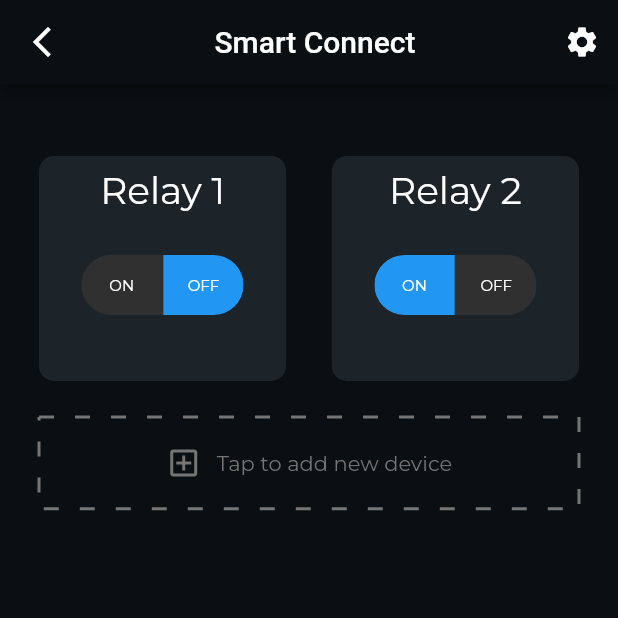
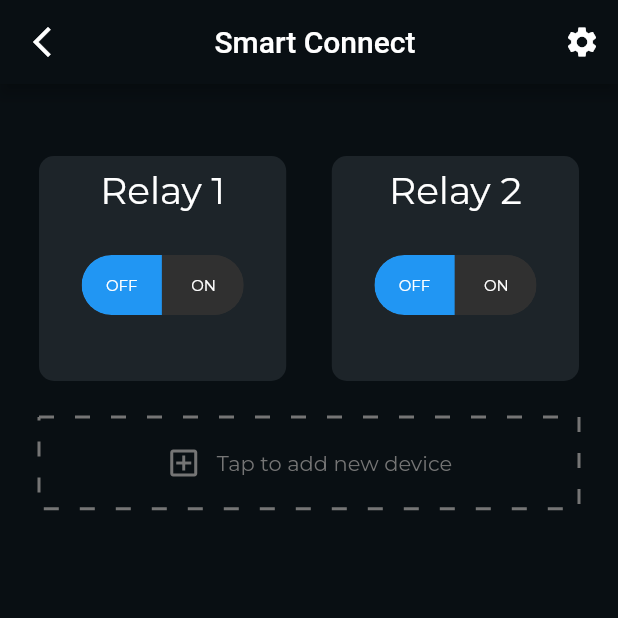
Before and after one commit to Akhash16/foka_app_v1, a Flutter app: the SmartConnet screen opened by its route, after a tap on "OFF", on a phone screen of 412 x 824 dp, the top half of it. Run offline on Flutter 3.47's test engine with Material 2 defaults, Android fonts, the phone set to English and light mode, and no system bars; drawn by our look-alikes of dotted_border, toggle_switch; our stand-ins replace auto_size_text, carousel_slider, firebase_auth, firebase_core, google_fonts, liquid_progress_indicator and 2 more; missing offline and left inert: dart:ffi, fab_circular_menu, mqtt_client, progresso, slide_to_confirm; accounts and stored records are empty; network calls fail.

```diff
--- a/lib/main.dart
+++ b/lib/main.dart
@@ -34,7 +34,7 @@ class MyApp extends StatelessWidget {
         ),
       ),
       title: "Foka Tech",
-      initialRoute: THSScreen.id,
+      initialRoute: HomeScreen.id,
       routes: {
         LoginScreen.id: (context) => const LoginScreen(),
         RegisterScreen.id: (context) => const RegisterScreen(),
--- a/lib/screens/login_screen.dart
+++ b/lib/screens/login_screen.dart
@@ -4,6 +4,7 @@ import 'package:foka_app_v1/components/constants.dart';
 import 'package:foka_app_v1/components/error_alert.dart';
 import 'package:foka_app_v1/components/rounded_button.dart';
 import 'package:foka_app_v1/screens/forgot_password.dart';
+import 'package:foka_app_v1/screens/onboarding.dart';
 import 'package:foka_app_v1/screens/register_screen.dart';
 import 'package:google_fonts/google_fonts.dart';
 
@@ -232,6 +233,7 @@ class _LoginScreenState extends State<LoginScreen> {
                                   isPasswordMissing = false;
                                 });
                                 FirebaseAuth.instance.signInWithEmailAndPassword(email: email, password: password);
+                                Navigator.popAndPushNamed(context, Onboarding.id);
                               } else {
                                 setState(() {
                                   isPasswordMissing = true;
--- a/lib/screens/smart_connect.dart
+++ b/lib/screens/smart_connect.dart
@@ -1,7 +1,10 @@
 import 'package:dotted_border/dotted_border.dart';
 import 'package:flutter/material.dart';
+import 'package:foka_app_v1/main.dart';
 import 'package:google_fonts/google_fonts.dart';
 import 'package:toggle_switch/toggle_switch.dart';
+import 'package:mqtt_client/mqtt_client.dart';
+import 'package:mqtt_client/mqtt_server_client.dart';
 
 class SmartConnet extends StatefulWidget {
   const SmartConnet({Key? key}) : super(key: key);
@@ -13,7 +16,112 @@ class SmartConnet extends StatefulWidget {
 }
 
 class _SmartConnetState extends State<SmartConnet> {
-  int indexValue = 0;
+  int indexValue1 = 0, indexValue2 = 0;
+  // late int relay1, relay2;
+
+  late MqttServerClient client;
+
+  @override
+  void initState() {
+    print('running init');
+    // TODO: implement initState
+    super.initState();
+    Future<MqttServerClient> connectClient() async {
+      print('connect started');
+      client = MqttServerClient.withPort('164.52.212.96', MyApp.clientId, 1883);
+      client.logging(on: true);
+      client.onConnected = onConnected;
+      client.onDisconnected = onDisconnected;
+      client.onUnsubscribed = onUnsubscribed;
+      client.onSubscribed = onSubscribed;
+      client.onSubscribeFail = onSubscribeFail;
+      client.pongCallback = pong;
+      client.keepAlivePeriod = 20;
+
+      print('final con');
+      final connMessage = MqttConnectMessage()
+          .authenticateAs('admin', 'smartboat@rec&adr')
+          // ignore: deprecated_member_use
+          .withClientIdentifier(MyApp.clientId)
+          .keepAliveFor(6000)
+          .startClean()
+          .withWillQos(MqttQos.atLeastOnce);
+      client.connectionMessage = connMessage;
+      print('try');
+      try {
+        await client.connect();
+      } catch (e) {
+        print('catch');
+        print('Exception: $e');
+        client.disconnect();
+      }
+
+      print('try done');
+      client.updates!.listen((List<MqttReceivedMessage<MqttMessage>> c) {
+        MqttPublishMessage message = c[0].payload as MqttPublishMessage;
+        final payload = MqttPublishPayload.bytesToStringAsString(message.payload.message);
+
+        print('Received message:$payload from topic: ${c[0].topic}>');
+
+        print("message_received : $payload");
+      });
+
+      // client.subscribe('/DEMOHUB001/FKB001SC', MqttQos.exactlyOnce);
+
+      return client;
+    }
+
+    void start() async {
+      await connectClient();
+    }
+
+    start();
+  }
+
+  // connection succeeded
+  void onConnected() {
+    print('Connected');
+  }
+
+// unconnected
+  void onDisconnected() {
+    print('Disconnected');
+  }
+
+// subscribe to topic succeeded
+  void onSubscribed(String topic) {
+    print('Subscribed topic: $topic');
+  }
+
+// subscribe to topic failed
+  void onSubscribeFail(String topic) {
+    print('Failed to subscribe $topic');
+  }
+
+// unsubscribe succeeded
+  void onUnsubscribed(String? topic) {
+    print('Unsubscribed topic: $topic');
+  }
+
+// PING response received
+  void pong() {
+    print('Ping response client callback invoked');
+  }
+
+  void publish(toPublish) {
+    const pubTopic = '/DEMOHUB001/FKB001SC';
+    final builder = MqttClientPayloadBuilder();
+    builder.addString(toPublish);
+    client.publishMessage(pubTopic, MqttQos.atLeastOnce, builder.payload!);
+  }
+
+  void switchOneToggle(value) {
+    publish('{relay1: ' + value.toString() + '}');
+  }
+
+  void switchTwoToggle(value) {
+    publish('{relay2: ' + value.toString() + '}');
+  }
 
   @override
   Widget build(BuildContext context) {
@@ -25,7 +133,9 @@ class _SmartConnetState extends State<SmartConnet> {
             Icons.arrow_back_ios_new,
             color: Colors.white,
           ),
-          onPressed: () {},
+          onPressed: () {
+            Navigator.pop(context);
+          },
         ),
         title: const Center(child: Text("Smart Connect")),
         actions: [
@@ -73,10 +183,7 @@ class _SmartConnetState extends State<SmartConnet> {
                             padding: const EdgeInsets.all(8.0),
                             child: Text(
                               "Relay 1",
-                              style: GoogleFonts.montserrat(
-                                  color: Colors.white,
-                                  fontWeight: FontWeight.w400,
-                                  fontSize: 25),
+                              style: GoogleFonts.montserrat(color: Colors.white, fontWeight: FontWeight.w400, fontSize: 25),
                             ),
                           ),
                           const SizedBox(
@@ -89,20 +196,17 @@ class _SmartConnetState extends State<SmartConnet> {
                             inactiveBgColor: const Color(0xff303030),
                             inactiveFgColor: Colors.white,
                             minWidth: MediaQuery.of(context).size.width * 0.13,
-                            initialLabelIndex: indexValue,
+                            initialLabelIndex: indexValue1,
                             totalSwitches: 2,
-                            labels: const ['ON', 'OFF'],
+                            labels: const ['OFF', 'ON'],
                             customTextStyles: [
-                              GoogleFonts.montserrat(
-                                  fontWeight: FontWeight.w400,
-                                  color: Colors.white),
-                              GoogleFonts.montserrat(
-                                  fontWeight: FontWeight.w400,
-                                  color: Colors.white),
+                              GoogleFonts.montserrat(fontWeight: FontWeight.w400, color: Colors.white),
+                              GoogleFonts.montserrat(fontWeight: FontWeight.w400, color: Colors.white),
                             ],
                             onToggle: (index) {
                               // print('switched to: $index');
-                              indexValue = index;
+                              switchOneToggle(index);
+                              indexValue1 = index;
                             },
                           ),
                         ],
@@ -124,10 +228,7 @@ class _SmartConnetState extends State<SmartConnet> {
                             padding: const EdgeInsets.all(8.0),
                             child: Text(
                               "Relay 2",
-                              style: GoogleFonts.montserrat(
-                                  color: Colors.white,
-                                  fontWeight: FontWeight.w400,
-                                  fontSize: 25),
+                              style: GoogleFonts.montserrat(color: Colors.white, fontWeight: FontWeight.w400, fontSize: 25),
                             ),
                           ),
                           const SizedBox(
@@ -140,20 +241,17 @@ class _SmartConnetState extends State<SmartConnet> {
                             inactiveBgColor: const Color(0xff303030),
                             inactiveFgColor: Colors.white,
                             minWidth: MediaQuery.of(context).size.width * 0.13,
-                            initialLabelIndex: indexValue,
+                            initialLabelIndex: indexValue2,
                             totalSwitches: 2,
-                            labels: const ['ON', 'OFF'],
+                            labels: const ['OFF', 'ON'],
                             customTextStyles: [
-                              GoogleFonts.montserrat(
-                                  fontWeight: FontWeight.w400,
-                                  color: Colors.white),
-                              GoogleFonts.montserrat(
-                                  fontWeight: FontWeight.w400,
-                                  color: Colors.white),
+                              GoogleFonts.montserrat(fontWeight: FontWeight.w400, color: Colors.white),
+                              GoogleFonts.montserrat(fontWeight: FontWeight.w400, color: Colors.white),
                             ],
                             onToggle: (index) {
                               // print('switched to: $index');
-                              indexValue = index;
+                              switchTwoToggle(index);
+                              indexValue2 = index;
                             },
                           ),
                         ],
@@ -163,9 +261,9 @@ class _SmartConnetState extends State<SmartConnet> {
                 ],
               ),
               Padding(
-                padding:  const EdgeInsets.fromLTRB(8,16,8,8),
+                padding: const EdgeInsets.fromLTRB(8, 16, 8, 8),
                 child: InkWell(
-                  onTap: null,
+                  onTap: () {},
                   child: DottedBorder(
                     dashPattern: const [10, 14],
                     strokeWidth: 2,
--- a/lib/screens/ths_monitor.dart
+++ b/lib/screens/ths_monitor.dart
@@ -135,7 +135,15 @@ class _THSScreenState extends State<THSScreen> with SingleTickerProviderStateMix
       backgroundColor: const Color(0xff090f13),
       appBar: AppBar(
         backgroundColor: const Color(0xff090f13),
-        leading: const Icon(Icons.arrow_back_ios_new),
+        leading: IconButton(
+          icon: const Icon(Icons.arrow_back_ios_new),
+          onPressed: () {
+            _animationController.stop();
+            _animationController.dispose();
+            super.dispose();
+            Navigator.pop(context);
+          },
+        ),
         title: const Center(child: Text("THS")),
         actions: [
           IconButton(
@@ -148,7 +156,7 @@ class _THSScreenState extends State<THSScreen> with SingleTickerProviderStateMix
         width: double.infinity,
         height: double.infinity,
         child: Padding(
-          padding: const EdgeInsets.fromLTRB(8, 28, 8, 8),
+          padding: const EdgeInsets.fromLTRB(8, 15, 8, 8),
           child: Column(mainAxisAlignment: MainAxisAlignment.center, crossAxisAlignment: CrossAxisAlignment.center, children: [
             // Here, default theme colors are used for activeBgColor, activeFgColor, inactiveBgColor and inactiveFgColor
             ToggleSwitch(
@@ -195,7 +203,11 @@ class _THSScreenState extends State<THSScreen> with SingleTickerProviderStateMix
                         children: [
                           Text(
                             temperature.toStringAsFixed(1),
-                            style: GoogleFonts.montserrat(color: Colors.white, fontSize: 50, fontWeight: FontWeight.w400),
+                            style: GoogleFonts.montserrat(
+                              color: Colors.white,
+                              fontSize: 45,
+                              fontWeight: FontWeight.w500,
+                            ),
                           ),
                           // const SizedBox(
                           //   width: 20.0,
@@ -206,7 +218,11 @@ class _THSScreenState extends State<THSScreen> with SingleTickerProviderStateMix
                           // ),
                           Text(
                             "°C",
-                            style: GoogleFonts.montserrat(color: Colors.white, fontSize: 20, fontWeight: FontWeight.w500),
+                            style: GoogleFonts.montserrat(
+                              color: Colors.white,
+                              fontSize: 20,
+                              fontWeight: FontWeight.w400,
+                            ),
                           ),
                         ],
                       ),
@@ -238,13 +254,26 @@ class _THSScreenState extends State<THSScreen> with SingleTickerProviderStateMix
                     width: 200,
                     height: 200,
                     child: Center(
-                      child: Text(
-                        gas.toStringAsFixed(0),
-                        style: GoogleFonts.montserrat(
-                          color: Colors.white,
-                          fontSize: 30,
-                          fontWeight: FontWeight.w500,
-                        ),
+                      child: Column(
+                        mainAxisAlignment: MainAxisAlignment.center,
+                        children: [
+                          Text(
+                            gas.toStringAsFixed(0),
+                            style: GoogleFonts.montserrat(
+                              color: Colors.white,
+                              fontSize: 45,
+                              fontWeight: FontWeight.w500,
+                            ),
+                          ),
+                          Text(
+                            'ppm',
+                            style: GoogleFonts.montserrat(
+                              color: Colors.white,
+                              fontSize: 20,
+                              fontWeight: FontWeight.w400,
+                            ),
+                          ),
+                        ],
                       ),
                     ),
                     decoration: BoxDecoration(
```
Also changed, not shown: lib/screens/home_screen.dart (+17 -1 lines), lib/screens/onboarding.dart (+24 -23 lines).
